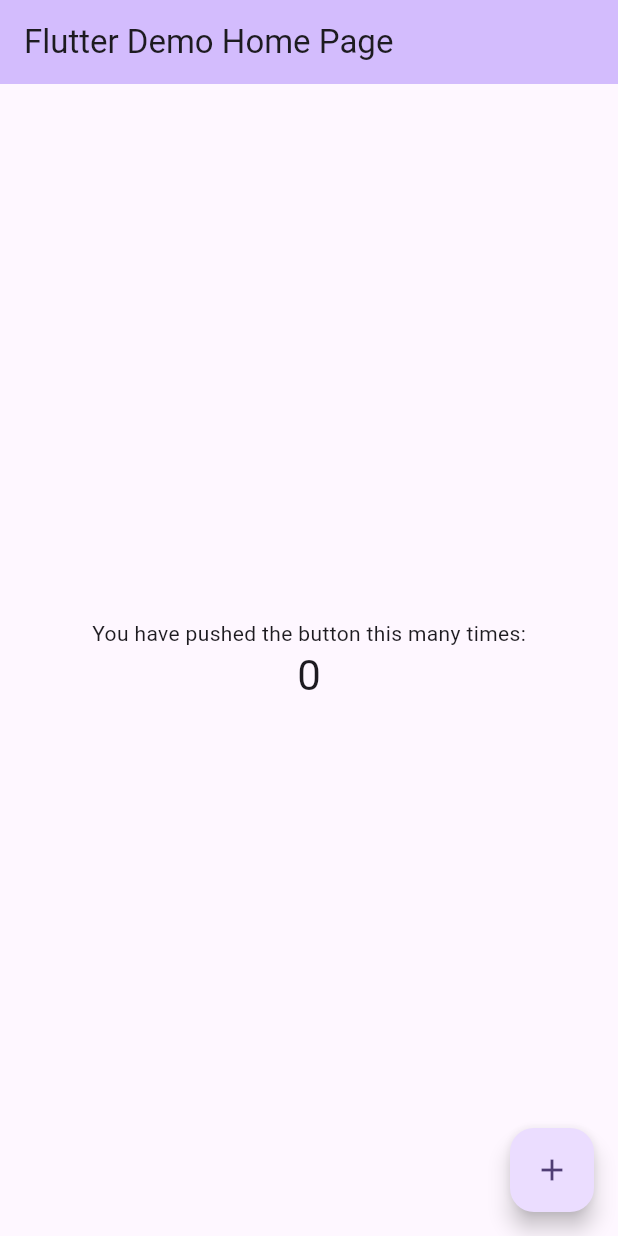
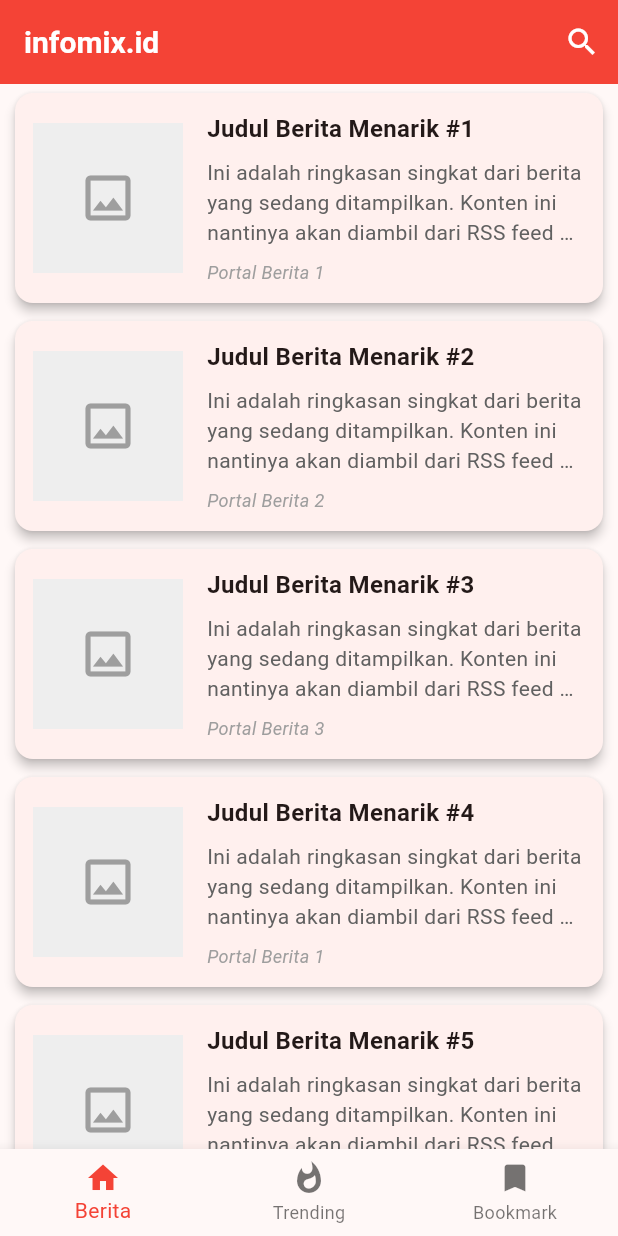
Before and after one commit to could-ai/019a5000-290a-71b2-aaec-b0641893a468, a Flutter app: the screen it shows after launch, on a phone screen of 412 x 824 dp. Run offline on Flutter 3.47's test engine with Material 3 defaults, Android fonts, the phone set to English and light mode, and no system bars.

Commit message:
Mengganti seluruh konten file `lib/main.dart` dari aplikasi demo penghitung default menjadi fondasi aplikasi berita 'infomix.id'. Perubahan ini mencakup: - **Struktur Aplikasi Utama**: Menyiapkan `MaterialApp` dengan judul 'infomix.id' dan tema warna merah-putih sesuai permintaan. - **Halaman Utama (HomePage)**: Membuat `Scaffold` dengan `AppBar` yang menampilkan nama aplikasi dan `BottomNavigationBar` untuk navigasi utama antara 'Berita', 'Trending', dan 'Bookmark'. - **Tampilan Daftar Berita**: Membuat widget `NewsListPage` yang menampilkan daftar berita placeholder dengan kartu (Card) yang berisi area untuk thumbnail, judul, ringkasan, dan sumber berita. Ini memberikan gambaran visual langsung dari desain aplikasi. - **Navigasi**: Mengimplementasikan logika dasar untuk beralih antar halaman menggunakan `BottomNavigationBar`. - **Desain Modern**: Menggunakan `Card` dengan `elevation` untuk memberikan tampilan yang bersih dan modern.; Memperbarui file `web/index.html` untuk mencerminkan identitas aplikasi 'infomix.id'. Secara spesifik, tag `<title>` dan `apple-mobile-web-app-title` diubah menjadi 'infomix.id', dan deskripsi meta diperbarui untuk menjelaskan fungsi aplikasi sebagai news aggregator.; Memperbarui file `README.md` untuk mencerminkan nama dan deskripsi proyek yang baru. Judul diubah menjadi 'infomix.id' dan deskripsi singkat ditambahkan untuk menjelaskan bahwa ini adalah aplikasi news aggregator untuk pengguna Indonesia.; Memperbarui file `pubspec.yaml` untuk menyelaraskan dengan detail proyek baru. Nama proyek diubah menjadi `infomix_id` (mengikuti konvensi penamaan paket Dart) dan deskripsi diperbarui menjadi "Aplikasi news aggregator untuk pengguna Indonesia." Ini memastikan metadata proyek akurat.

```diff
--- a/usr/lib/main.dart
+++ b/usr/lib/main.dart
@@ -1,120 +1,161 @@
 import 'package:flutter/material.dart';
 
 void main() {
-  runApp(const MyApp());
+  runApp(const InfomixApp());
 }
 
-class MyApp extends StatelessWidget {
-  const MyApp({super.key});
+class InfomixApp extends StatelessWidget {
+  const InfomixApp({super.key});
 
-  // This widget is the root of your application.
   @override
   Widget build(BuildContext context) {
     return MaterialApp(
-      title: 'Flutter Demo',
+      title: 'infomix.id',
       debugShowCheckedModeBanner: false,
       theme: ThemeData(
-        // This is the theme of your application.
-        //
-        // TRY THIS: Try running your application with "flutter run". You'll see
-        // the application has a purple toolbar. Then, without quitting the app,
-        // try changing the seedColor in the colorScheme below to Colors.green
-        // and then invoke "hot reload" (save your changes or press the "hot
-        // reload" button in a Flutter-supported IDE, or press "r" if you used
-        // the command line to start the app).
-        //
-        // Notice that the counter didn't reset back to zero; the application
-        // state is not lost during the reload. To reset the state, use hot
-        // restart instead.
-        //
-        // This works for code too, not just values: Most code changes can be
-        // tested with just a hot reload.
-        colorScheme: ColorScheme.fromSeed(seedColor: Colors.deepPurple),
+        primarySwatch: Colors.red,
+        colorScheme: ColorScheme.fromSeed(seedColor: Colors.red),
+        appBarTheme: const AppBarTheme(
+          backgroundColor: Colors.red,
+          foregroundColor: Colors.white,
+          titleTextStyle: TextStyle(
+            fontSize: 20,
+            fontWeight: FontWeight.bold,
+          ),
+        ),
+        useMaterial3: true,
       ),
-      home: const MyHomePage(title: 'Flutter Demo Home Page'),
+      home: const HomePage(),
     );
   }
 }
 
-class MyHomePage extends StatefulWidget {
-  const MyHomePage({super.key, required this.title});
-
-  // This widget is the home page of your application. It is stateful, meaning
-  // that it has a State object (defined below) that contains fields that affect
-  // how it looks.
-
-  // This class is the configuration for the state. It holds the values (in this
-  // case the title) provided by the parent (in this case the App widget) and
-  // used by the build method of the State. Fields in a Widget subclass are
-  // always marked "final".
-
-  final String title;
+class HomePage extends StatefulWidget {
+  const HomePage({super.key});
 
   @override
-  State<MyHomePage> createState() => _MyHomePageState();
+  State<HomePage> createState() => _HomePageState();
 }
 
-class _MyHomePageState extends State<MyHomePage> {
-  int _counter = 0;
+class _HomePageState extends State<HomePage> {
+  int _selectedIndex = 0;
 
-  void _incrementCounter() {
+  static final List<Widget> _widgetOptions = <Widget>[
+    const NewsListPage(),
+    const Center(child: Text('Halaman Trending Viral')),
+    const Center(child: Text('Halaman Bookmark')),
+  ];
+
+  void _onItemTapped(int index) {
     setState(() {
-      // This call to setState tells the Flutter framework that something has
-      // changed in this State, which causes it to rerun the build method below
-      // so that the display can reflect the updated values. If we changed
-      // _counter without calling setState(), then the build method would not be
-      // called again, and so nothing would appear to happen.
-      _counter++;
+      _selectedIndex = index;
     });
   }
 
   @override
   Widget build(BuildContext context) {
-    // This method is rerun every time setState is called, for instance as done
-    // by the _incrementCounter method above.
-    //
-    // The Flutter framework has been optimized to make rerunning build methods
-    // fast, so that you can just rebuild anything that needs updating rather
-    // than having to individually change instances of widgets.
     return Scaffold(
       appBar: AppBar(
-        // TRY THIS: Try changing the color here to a specific color (to
-        // Colors.amber, perhaps?) and trigger a hot reload to see the AppBar
-        // change color while the other colors stay the same.
-        backgroundColor: Theme.of(context).colorScheme.inversePrimary,
-        // Here we take the value from the MyHomePage object that was created by
-        // the App.build method, and use it to set our appbar title.
-        title: Text(widget.title),
+        title: const Text('infomix.id'),
+        actions: [
+          IconButton(
+            icon: const Icon(Icons.search),
+            onPressed: () {
+              // Aksi untuk pencarian
+            },
+          ),
+        ],
       ),
-      body: Center(
-        // Center is a layout widget. It takes a single child and positions it
-        // in the middle of the parent.
-        child: Column(
-          // Column is also a layout widget. It takes a list of children and
-          // arranges them vertically. By default, it sizes itself to fit its
-          // children horizontally, and tries to be as tall as its parent.
-          //
-          // Column has various properties to control how it sizes itself and
-          // how it positions its children. Here we use mainAxisAlignment to
-          // center the children vertically; the main axis here is the vertical
-          // axis because Columns are vertical (the cross axis would be
-          // horizontal).
-          //
-          // TRY THIS: Invoke "debug painting" (choose the "Toggle Debug Paint"
-          // action in the IDE, or press "p" in the console), to see the
-          // wireframe for each widget.
-          mainAxisAlignment: MainAxisAlignment.center,
-          children: <Widget>[
-            const Text('You have pushed the button this many times:'),
-            Text('$_counter', style: Theme.of(context).textTheme.headlineMedium),
-          ],
-        ),
+      body: _widgetOptions.elementAt(_selectedIndex),
+      bottomNavigationBar: BottomNavigationBar(
+        items: const <BottomNavigationBarItem>[
+          BottomNavigationBarItem(
+            icon: Icon(Icons.home),
+            label: 'Berita',
+          ),
+          BottomNavigationBarItem(
+            icon: Icon(Icons.whatshot),
+            label: 'Trending',
+          ),
+          BottomNavigationBarItem(
+            icon: Icon(Icons.bookmark),
+            label: 'Bookmark',
+          ),
+        ],
+        currentIndex: _selectedIndex,
+        selectedItemColor: Colors.red,
+        onTap: _onItemTapped,
       ),
-      floatingActionButton: FloatingActionButton(
-        onPressed: _incrementCounter,
-        tooltip: 'Increment',
-        child: const Icon(Icons.add),
-      ), // This trailing comma makes auto-formatting nicer for build methods.
     );
   }
 }
+
+class NewsListPage extends StatelessWidget {
+  const NewsListPage({super.key});
+
+  @override
+  Widget build(BuildContext context) {
+    // Data berita bohongan untuk placeholder
+    final List<Map<String, String>> dummyNews = List.generate(10, (index) {
+      return {
+        "title": "Judul Berita Menarik #${index + 1}",
+        "summary": "Ini adalah ringkasan singkat dari berita yang sedang ditampilkan. Konten ini nantinya akan diambil dari RSS feed portal berita di Indonesia.",
+        "source": "Portal Berita ${index % 3 + 1}",
+      };
+    });
+
+    return ListView.builder(
+      itemCount: dummyNews.length,
+      itemBuilder: (context, index) {
+        final newsItem = dummyNews[index];
+        return Card(
+          elevation: 3,
+          margin: const EdgeInsets.symmetric(horizontal: 10, vertical: 6),
+          child: Padding(
+            padding: const EdgeInsets.all(12.0),
+            child: Row(
+              children: [
+                // Placeholder untuk thumbnail
+                Container(
+                  width: 100,
+                  height: 100,
+                  color: Colors.grey[200],
+                  child: const Icon(Icons.image_outlined, color: Colors.grey, size: 40),
+                ),
+                const SizedBox(width: 16),
+                Expanded(
+                  child: Column(
+                    crossAxisAlignment: CrossAxisAlignment.start,
+                    children: [
+                      Text(
+                        newsItem['title']!,
+                        style: const TextStyle(
+                          fontSize: 16,
+                          fontWeight: FontWeight.bold,
+                        ),
+                        maxLines: 2,
+                        overflow: TextOverflow.ellipsis,
+                      ),
+                      const SizedBox(height: 8),
+                      Text(
+                        newsItem['summary']!,
+                        style: TextStyle(fontSize: 14, color: Colors.grey[700]),
+                        maxLines: 3,
+                        overflow: TextOverflow.ellipsis,
+                      ),
+                      const SizedBox(height: 8),
+                      Text(
+                        newsItem['source']!,
+                        style: TextStyle(fontSize: 12, color: Colors.grey[500], fontStyle: FontStyle.italic),
+                      ),
+                    ],
+                  ),
+                ),
+              ],
+            ),
+          ),
+        );
+      },
+    );
+  }
+}
```
Also changed, not shown: usr/pubspec.yaml (+3 -72 lines), 2 other files.
